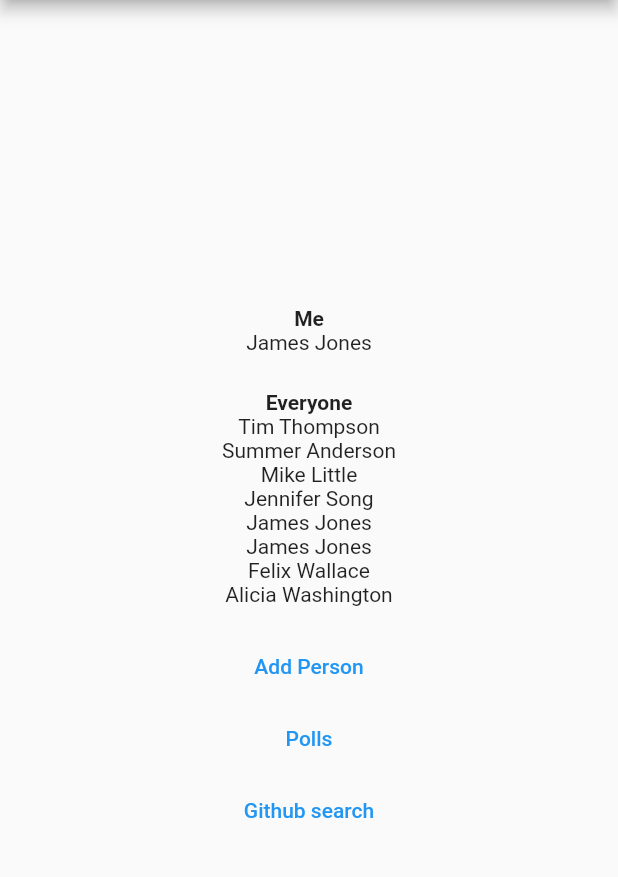
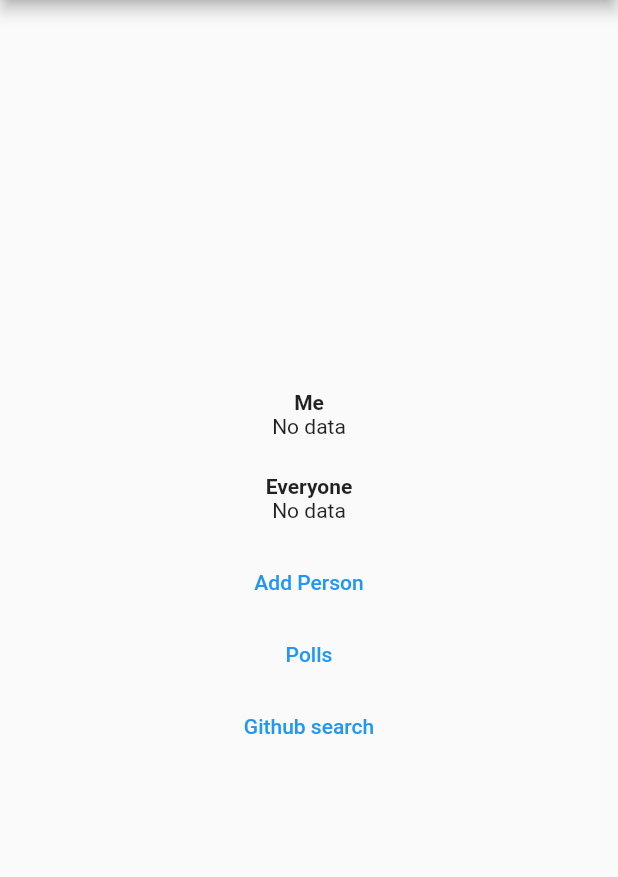
Before and after one commit to babihutan/flutter_rx_vote, a Flutter app: the screen it shows after launch, on a phone screen of 412 x 824 dp, the part 84-961 px from its top. Run offline on Flutter 3.47's test engine with Material 2 defaults, Android fonts, the phone set to English and light mode, and no system bars; our stand-ins replace cloud_firestore, firebase_core, rxdart; accounts and stored records are empty.

Commit message:
intermediate commit

```diff
--- a/lib/data/db_service.dart
+++ b/lib/data/db_service.dart
@@ -26,17 +26,20 @@ class DatabaseService {
   final _personsSubject = BehaviorSubject<List<Person>>();
   Stream<List<Person>> get persons => _personsSubject.stream;
 
-  //final _personsMapSubject = BehaviorSubject<Map<String, Person>>();
-  final _personsMapSubject = BehaviorSubject.seeded(<String, Person>{});
+  //TODO:  remove for shaft
+  final _personsMapSubject = BehaviorSubject<Map<String, Person>>();
+  //final _personsMapSubject = BehaviorSubject.seeded(<String, Person>{});
   Stream<Map<String, Person>> get personsMap => _personsMapSubject.stream;
 
   final _pollsSubject = BehaviorSubject<List<Poll>>();
   Stream<List<Poll>> get polls => _pollsSubject.stream;
 
-  //final _pollsMapSubject = BehaviorSubject<Map<String, Poll>>();
-  final _pollsMapSubject = BehaviorSubject.seeded(<String, Poll>{});
+  //TODO:  remove for shaft
+  final _pollsMapSubject = BehaviorSubject<Map<String, Poll>>();
+  //final _pollsMapSubject = BehaviorSubject.seeded(<String, Poll>{});
   Stream<Map<String, Poll>> get pollsMap => _pollsMapSubject.stream;
 
+  //TODO:  remove for shaft
   //final _votesMapSubject = BehaviorSubject<Map<String, List<Vote>>>();
   final _votesMapSubject = BehaviorSubject.seeded(<String, List<Vote>>{});
   Stream<Map<String, List<Vote>>> get votesMap => _votesMapSubject.stream;
@@ -45,10 +48,6 @@ class DatabaseService {
           (String myId, Map<String, Person> map) {
         return map[myId];
       });
-
-  Stream<String> get xxx => me
-      .map((Person? me) => me!.name.toUpperCase())
-      .map((event) => event.toLowerCase());
 
   _fetchPersons() {
     FirebaseFirestore.instance
--- a/lib/polls/poll_result.dart
+++ b/lib/data/poll_result.dart
@@ -1,6 +1,7 @@
 import 'package:flutter_rx_vote/data/person.dart';
-import '../data/poll.dart';
+import 'poll.dart';
 
+//TODO:  remove for shaft
 class PollResult implements Comparable<PollResult> {
 //class PollResult  {
   final Poll poll;
--- a/lib/main.dart
+++ b/lib/main.dart
@@ -25,6 +25,7 @@ class _MyAppState extends State<MyApp> {
   void initState() {
     super.initState();
     _databaseService = DatabaseService();
+    //TODO:  remove for shaft
     _databaseService.login(email:'jamesjones@mailinator.com',
       name: 'James Jones');
   }
--- a/lib/polls/poll_results_list.dart
+++ b/lib/polls/poll_results_list.dart
@@ -1,6 +1,6 @@
 import 'package:flutter/material.dart';
 import '../data/person.dart';
-import 'poll_result.dart';
+import '../data/poll_result.dart';
 
 class PollResultsList extends StatelessWidget {
   final Stream<List<PollResult>> resultsStream;
--- a/lib/signup/signup_bloc.dart
+++ b/lib/signup/signup_bloc.dart
@@ -7,6 +7,7 @@ import 'package:rxdart/rxdart.dart';
 class SignupBloc with SignupValidators {
 
   SignupBloc() {
+    //TODO:  remove for shaft
     _validateAllStreamsHaveDataAndNoErrors = ValidateAllStreamsHaveDataAndNoErrors()
                                               ..listen([
                                                   name,
@@ -15,6 +16,7 @@ class SignupBloc with SignupValidators {
                                                 ]);
   }
 
+  //TODO:  remove for live coding
   final _emailSubject = BehaviorSubject<String>();
   Stream<String> get email => _emailSubject.stream.transform(validateEmail);
   Function(String) get changeEmail => _emailSubject.sink.add;
@@ -31,8 +33,8 @@ class SignupBloc with SignupValidators {
   Stream<bool> get isSubmitValid => Rx.combineLatest3(name, email, password,
           (String n, String e, String pwd)  => true);
 
+  //TODO:  remove for shaft
   late ValidateAllStreamsHaveDataAndNoErrors _validateAllStreamsHaveDataAndNoErrors;
-
   Stream<bool?> get isSubmitValidBoelensFix => _validateAllStreamsHaveDataAndNoErrors.status;
 
   Future<void> submit() async {
--- a/lib/signup/signup_validators.dart
+++ b/lib/signup/signup_validators.dart
@@ -1,5 +1,6 @@
 import 'dart:async';
 
+//TODO:  Know about StreamTransformer from Handlers
 class SignupValidators {
   final validateName =
       StreamTransformer<String, String>.fromHandlers(handleData: (name, sink) {
```
Also changed, not shown: lib/polls/polls_bloc.dart (+8 -1 lines).
